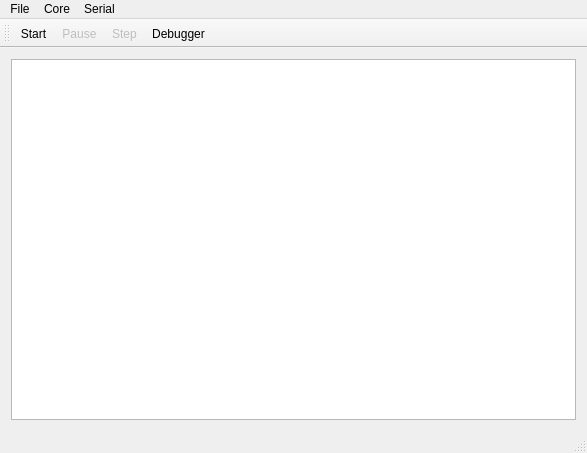
The window that QAvrRunner3/mainwindow.ui (kevza/QAvrSimulator) describes before a commit, drawn with Qt 5.
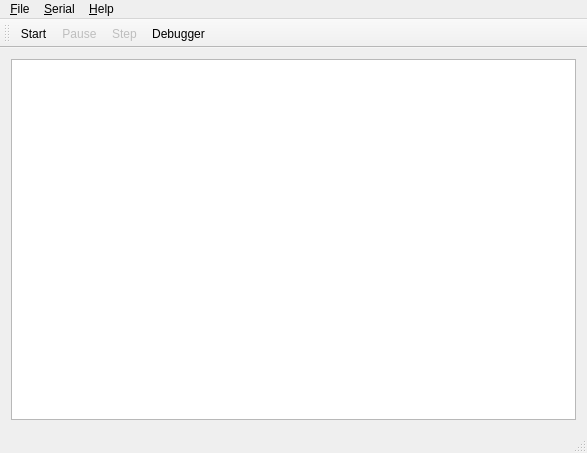
The same window after the commit. Icons and pictures are not drawn.

Commit message: Fix menus, add about and help options

What changed in the file:
```diff
--- a/QAvrRunner3/mainwindow.ui
+++ b/QAvrRunner3/mainwindow.ui
@@ -54,23 +54,27 @@
    </property>
    <widget class="QMenu" name="menuFile">
     <property name="title">
-     <string>File</string>
+     <string>&amp;File</string>
     </property>
     <addaction name="actionLoad_Hex"/>
    </widget>
-   <widget class="QMenu" name="menuCore">
-    <property name="title">
-     <string>Core</string>
-    </property>
-   </widget>
    <widget class="QMenu" name="menuSerial">
     <property name="title">
-     <string>Serial</string>
+     <string>&amp;Serial</string>
     </property>
    </widget>
+   <widget class="QMenu" name="menu_Help">
+    <property name="title">
+     <string>&amp;Help</string>
+    </property>
+    <addaction name="actionHelp"/>
+    <addaction name="separator"/>
+    <addaction name="actionAbout_QAvr_Simulator"/>
+    <addaction name="actionAbout_QT"/>
+   </widget>
    <addaction name="menuFile"/>
-   <addaction name="menuCore"/>
    <addaction name="menuSerial"/>
+   <addaction name="menu_Help"/>
   </widget>
   <widget class="QStatusBar" name="statusBar"/>
   <widget class="QToolBar" name="toolBar">
```
Left out of the diff: 17 changed lines with no effect on the pictures. The commit also changes 12 other files.
